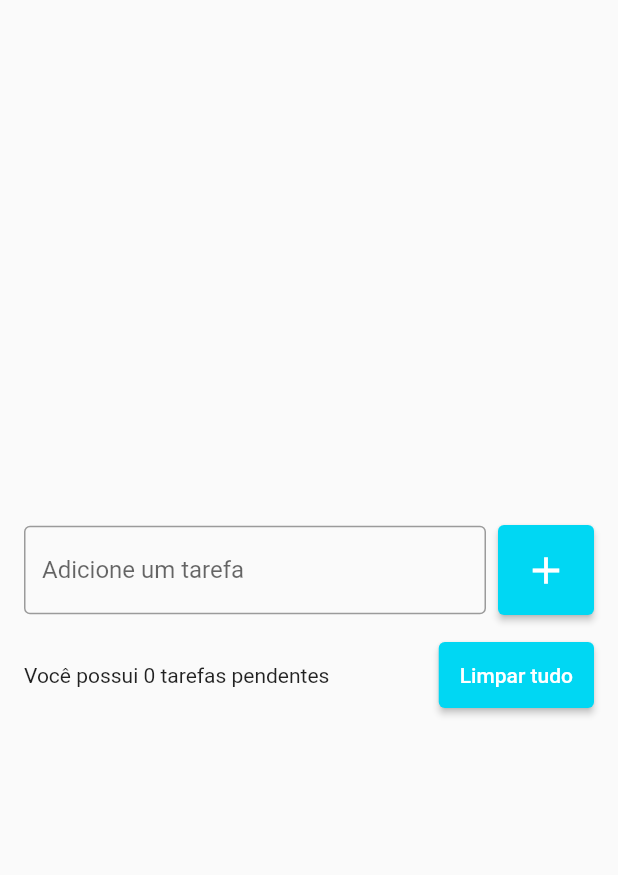
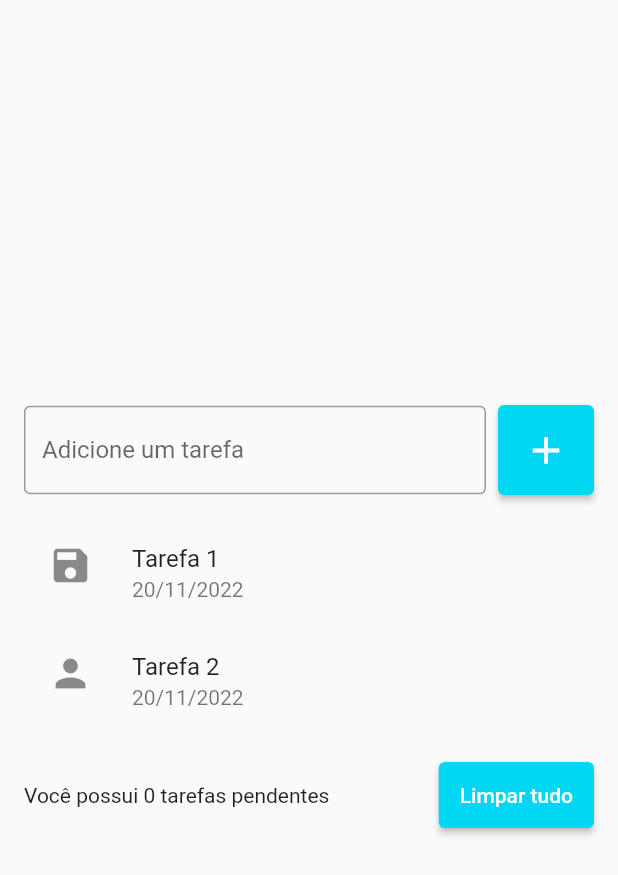
Before and after one commit to vinifoga/todoList, a Flutter app: the screen it shows after launch, on a phone screen of 412 x 824 dp. Shown: the top 875 px of the screen. Run offline on Flutter 3.47's test engine with Material 2 defaults, Android fonts, the phone set to English and light mode, and no system bars.

Commit message:
Creating ListView

```diff
--- a/lib/pages/todo_list_page.dart
+++ b/lib/pages/todo_list_page.dart
@@ -41,6 +41,28 @@ class TodoListPage extends StatelessWidget {
                 ],
               ),
               const SizedBox(height: 16,),
+              ListView(
+                shrinkWrap: true,
+                children: [
+                  ListTile(
+                    title: Text('Tarefa 1'),
+                    subtitle: Text('20/11/2022'),
+                    leading: Icon(Icons.save, size: 30,),
+                    onTap: () {
+                      print('Tarefa 1');
+                    },
+                  ),
+                  ListTile(
+                    title: Text('Tarefa 2'),
+                    subtitle: Text('20/11/2022'),
+                    leading: Icon(Icons.person, size: 30,),
+                    onTap: () {
+                      print('Tarefa 2');
+                    },
+                  ),
+                ],
+              ),
+              const SizedBox(height: 16,),
               Row(
                 children: [
                   const Expanded(
```
